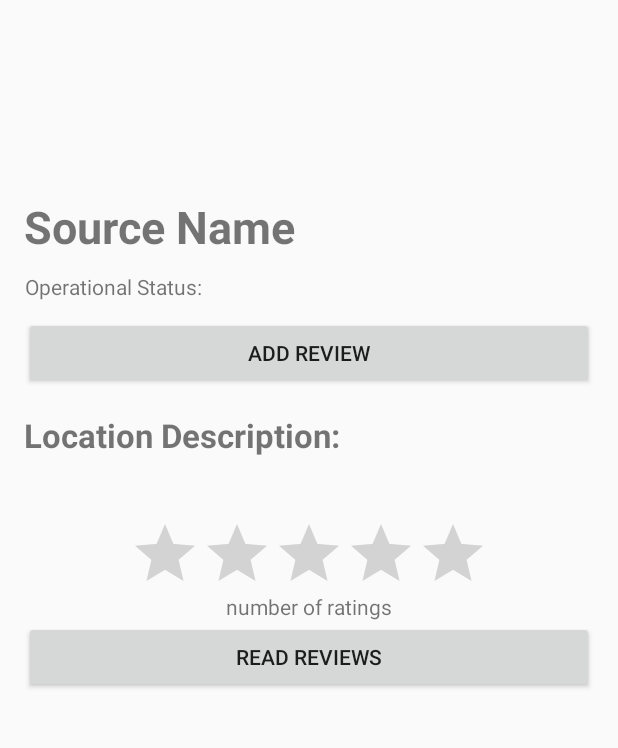
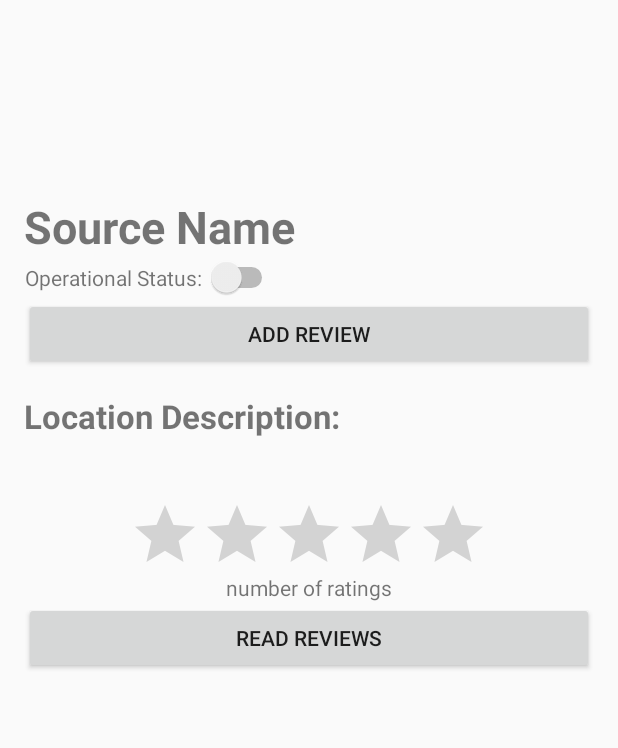
Before and after one commit to CJosephPollock/Floww, an Android app: the DetailsView screen opened directly, with no data from a screen before it, on a phone screen of 412 x 824 dp, the part 137-885 px from its top. Run offline under Robolectric (Android 15) with nearby library versions, the phone set to English and light mode, and no system bars; libraries missing offline, so code that uses them is left out: com.firebase.client; 6 statements that could not run were skipped.

Commit message:
updating status

```diff
--- a/Flowww/app/src/main/java/com/example/iguest/flowww/DetailsView.java
+++ b/Flowww/app/src/main/java/com/example/iguest/flowww/DetailsView.java
@@ -12,11 +12,13 @@ import android.view.View;
 import android.view.ViewGroup;
 import android.widget.ArrayAdapter;
 import android.widget.Button;
+import android.widget.CompoundButton;
 import android.widget.ImageView;
 import android.widget.ListAdapter;
 import android.widget.ListView;
 import android.widget.RatingBar;
 import android.widget.ScrollView;
+import android.widget.Switch;
 import android.widget.TextView;
 
 import com.firebase.client.ChildEventListener;
@@ -35,6 +37,7 @@ import com.google.android.gms.maps.model.Marker;
 import com.google.android.gms.maps.model.MarkerOptions;
 
 import java.util.ArrayList;
+import java.util.HashMap;
 import java.util.Map;
 
 public class DetailsView extends AppCompatActivity implements OnMapReadyCallback {
@@ -94,16 +97,47 @@ public class DetailsView extends AppCompatActivity implements OnMapReadyCallback
         mapFragment.getMapAsync(this);
 
         final Button addReviewBtn = (Button)findViewById(R.id.btnAddReview);
+        final Switch isOperational = (Switch)findViewById(R.id.available_switch);
+
+
+        isOperational.setOnCheckedChangeListener(new CompoundButton.OnCheckedChangeListener() {
+            public void onCheckedChanged(CompoundButton buttonView, boolean isChecked) {
+
+                ref.child("isWorking").addListenerForSingleValueEvent(new ValueEventListener() {
+                    @Override
+                    public void onDataChange(DataSnapshot dataSnapshot) {
+                        boolean isWorking = Boolean.parseBoolean(dataSnapshot.getValue().toString());
+
+                        Map<String,Object> taskMap = new HashMap<String,Object>();
+                        taskMap.put("isWorking", !isWorking);
+                        ref.updateChildren(taskMap);
+                    }
+
+                    @Override
+                    public void onCancelled(FirebaseError firebaseError) {
+
+                    }
+                });
+
+
+            }
+        });
+
+
+
         if(ref.getAuth() != null) {
             addReviewBtn.setVisibility(View.VISIBLE);
+            isOperational.setClickable(true);
+
         } else {
             addReviewBtn.setVisibility(View.GONE);
+            isOperational.setClickable(false);
         }
 
 
 
         final TextView detailSourceName = (TextView)findViewById(R.id.txtDetailsSourceName);
-        final ImageView statusIcon = (ImageView)findViewById(R.id.statusIcon);
+//        final ImageView statusIcon = (ImageView)findViewById(R.id.statusIcon);
         final TextView detailsSourceLocation = (TextView)findViewById(R.id.txtDetailsSourceLocation);
         addReviewBtn.setOnClickListener(new View.OnClickListener() {
             @Override
@@ -157,11 +191,11 @@ public class DetailsView extends AppCompatActivity implements OnMapReadyCallback
 
                 detailSourceName.setText(name);
 
-                if(isWorking) {
-                    statusIcon.setImageResource(R.drawable.is_working);
-                } else {
-                    statusIcon.setImageResource(R.drawable.not_working);
-                }
+//                if(isWorking) {
+//                    statusIcon.setImageResource(R.drawable.is_working);
+//                } else {
+//                    statusIcon.setImageResource(R.drawable.not_working);
+//                }
 
 
                 ///set the textviews or whatever to the value in here.
--- a/Flowww/app/src/main/res/layout/activity_details.xml
+++ b/Flowww/app/src/main/res/layout/activity_details.xml
@@ -52,12 +52,11 @@ tools:context="com.example.iguest.flowww.DetailsView">
                 android:gravity="center"
                 android:text="Operational Status: "
                 />
-            <ImageView
-                android:id="@+id/statusIcon"
-                android:layout_width="30dp"
-                android:layout_height="40dp"
-                android:layout_marginRight="7dp"
-                />
+            <Switch
+                android:id="@+id/available_switch"
+                android:layout_width="wrap_content"
+                android:layout_height="wrap_content"
+                android:layout_toRightOf="@+id/statusLabel"/>
 
         </LinearLayout>
 
```
